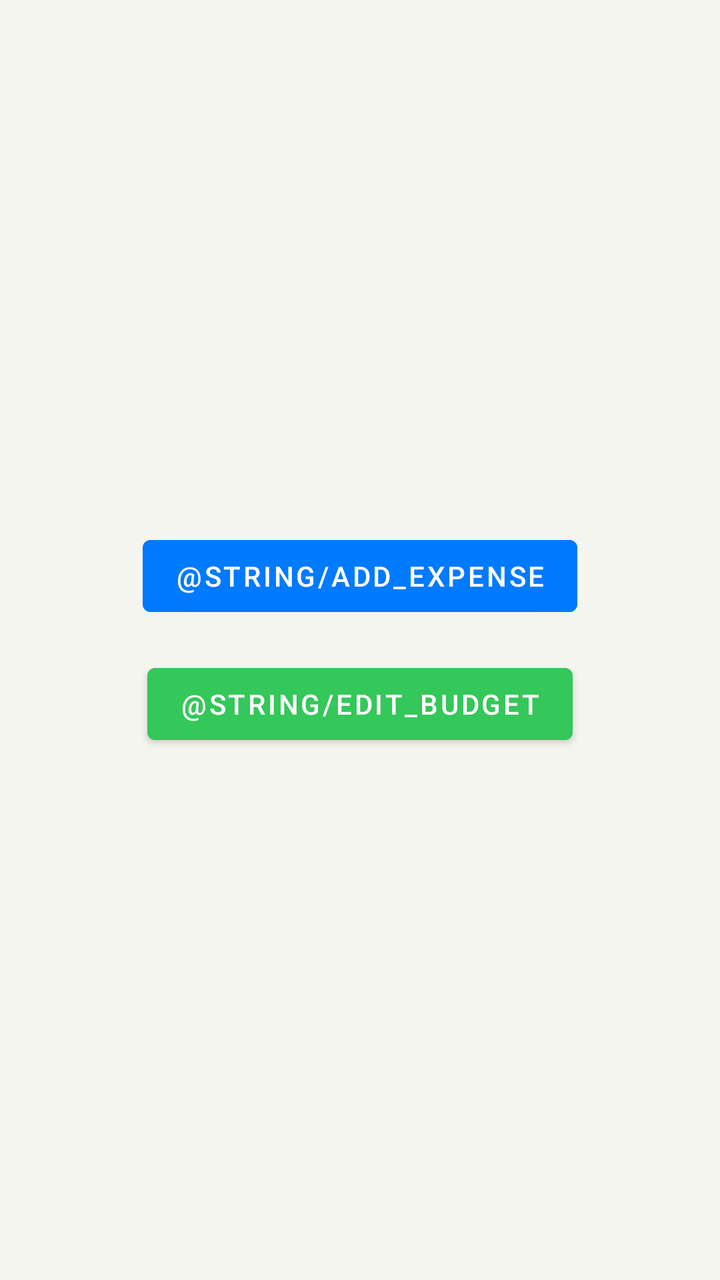
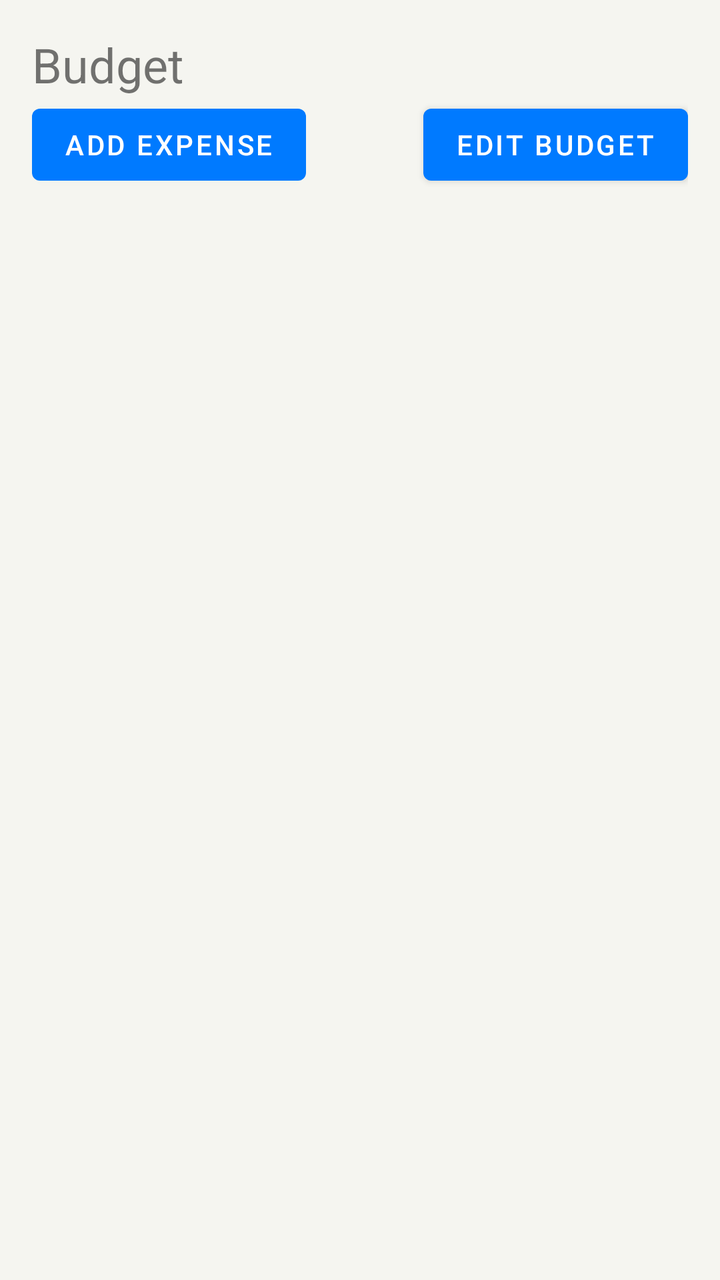

Two renders of the same Android screen: before a commit and after it. Below are the layout's source before the change and the commit's diff.
<!-- AndroidManifest.xml: application theme Theme.HarmonieBudgetAppKt -->
<!-- res/layout/fragment_budget.xml -->
<?xml version="1.0" encoding="utf-8"?>
<LinearLayout xmlns:android="http://schemas.android.com/apk/res/android"
    android:layout_width="match_parent"
    android:layout_height="match_parent"
    android:orientation="vertical"
    android:gravity="center"
    android:padding="32dp"
    android:background="#F5F5F0">

    <Button
        android:id="@+id/btn_add_expense"
        android:layout_width="wrap_content"
        android:layout_height="wrap_content"
        android:text="@string/add_expense"
        android:backgroundTint="#007AFF"
        android:textColor="#FFFFFF" />

    <Button
        android:id="@+id/btn_edit_budget"
        android:layout_width="wrap_content"
        android:layout_height="wrap_content"
        android:text="@string/edit_budget"
        android:backgroundTint="#34C759"
        android:textColor="#FFFFFF"
        android:layout_marginTop="16dp" />

</LinearLayout>
<!-- resources referenced by this layout -->
<resources>
  <style name="Theme.HarmonieBudgetAppKt" parent="Theme.MaterialComponents.DayNight.NoActionBar">
          <item name="colorPrimary">#007AFF</item>
          <item name="colorPrimaryVariant">#007AFF</item>
          <item name="colorOnPrimary">#FFFFFF</item>
          <item name="colorSecondary">#34C759</item>
          <item name="colorOnSecondary">#FFFFFF</item>
          <item name="android:statusBarColor">#F5F5F0</item>
          <item name="android:windowLightStatusBar">true</item>
          <item name="android:background">#F5F5F0</item>
      </style>
</resources>

<!-- the commit's change to res/layout/fragment_budget.xml (unified diff, before → after) -->
@@ -1,27 +1,34 @@
 <?xml version="1.0" encoding="utf-8"?>
-<LinearLayout xmlns:android="http://schemas.android.com/apk/res/android"
+<androidx.constraintlayout.widget.ConstraintLayout
+    xmlns:android="http://schemas.android.com/apk/res/android"
+    xmlns:app="http://schemas.android.com/apk/res-auto"
     android:layout_width="match_parent"
     android:layout_height="match_parent"
-    android:orientation="vertical"
-    android:gravity="center"
-    android:padding="32dp"
-    android:background="#F5F5F0">
+    android:padding="16dp">
+
+    <TextView
+        android:id="@+id/tv_budget_title"
+        android:layout_width="wrap_content"
+        android:layout_height="wrap_content"
+        android:text="@string/budget_title"
+        android:textSize="24sp"
+        app:layout_constraintTop_toTopOf="parent"
+        app:layout_constraintStart_toStartOf="parent" />
 
     <Button
         android:id="@+id/btn_add_expense"
         android:layout_width="wrap_content"
         android:layout_height="wrap_content"
         android:text="@string/add_expense"
-        android:backgroundTint="#007AFF"
-        android:textColor="#FFFFFF" />
+        app:layout_constraintTop_toBottomOf="@id/tv_budget_title"
+        app:layout_constraintStart_toStartOf="parent" />
 
     <Button
         android:id="@+id/btn_edit_budget"
         android:layout_width="wrap_content"
         android:layout_height="wrap_content"
         android:text="@string/edit_budget"
-        android:backgroundTint="#34C759"
-        android:textColor="#FFFFFF"
-        android:layout_marginTop="16dp" />
+        app:layout_constraintTop_toBottomOf="@id/tv_budget_title"
+        app:layout_constraintEnd_toEndOf="parent" />
 
-</LinearLayout>
+</androidx.constraintlayout.widget.ConstraintLayout>
<!-- resource entries referenced after the edit -->
@@ -1,5 +1,8 @@
 <!-- resources referenced by this layout -->
 <resources>
+  <string name="add_expense">Add Expense</string>
+  <string name="budget_title">Budget</string>
+  <string name="edit_budget">Edit Budget</string>
   <style name="Theme.HarmonieBudgetAppKt" parent="Theme.MaterialComponents.DayNight.NoActionBar">
           <item name="colorPrimary">#007AFF</item>
           <item name="colorPrimaryVariant">#007AFF</item>
